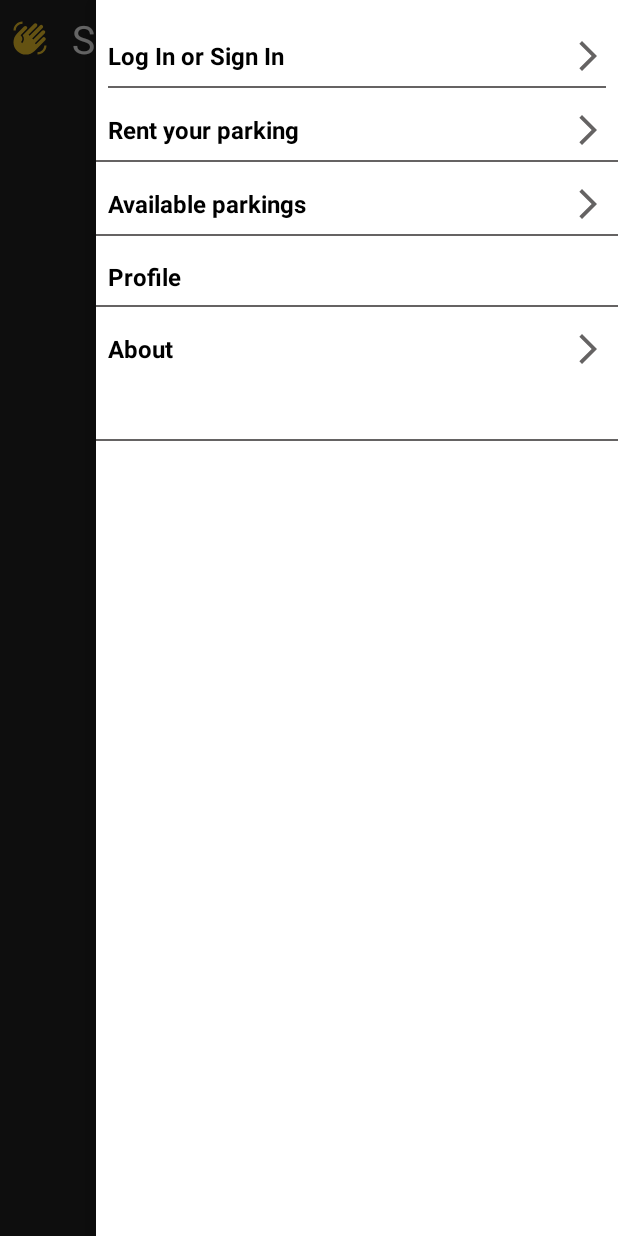
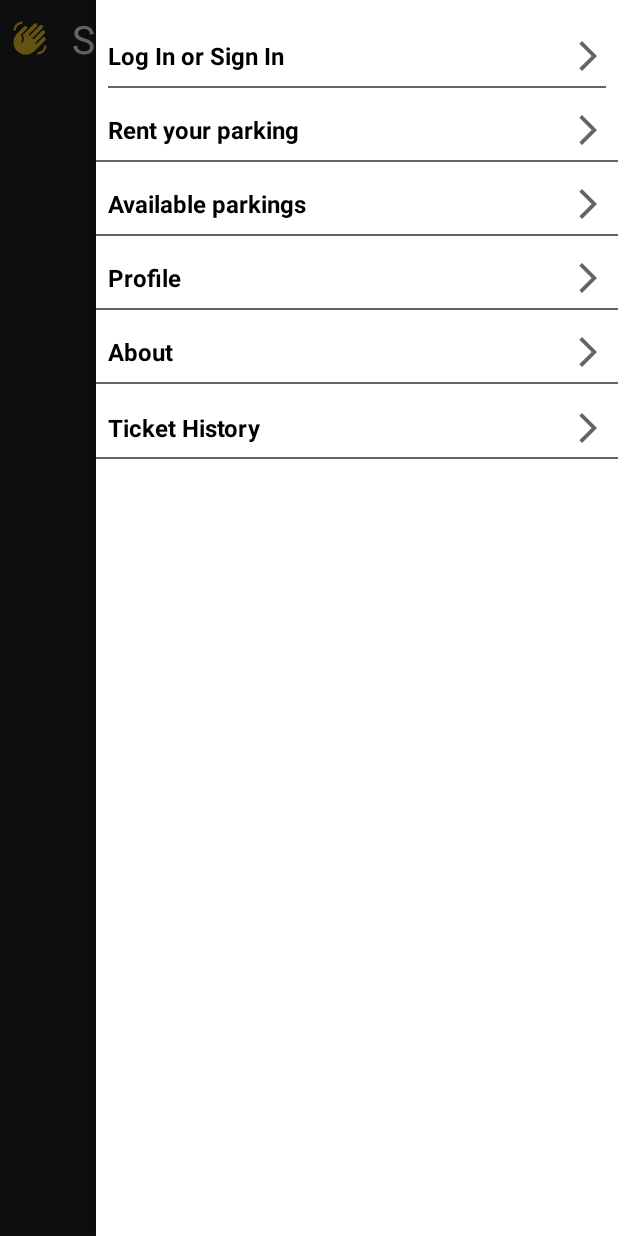
Before and after one commit to chandradeepkumar16/Pay2Park, an Android app: the screen it shows after launch once a user with an empty profile is signed in (UserAdminSelection), with the side drawer open, on a phone screen of 412 x 824 dp. Run offline under Robolectric (Android 15) with nearby library versions, the phone set to English and light mode, and no system bars; our stand-ins replace Firebase (no records; nobody signed in at launch, a user with empty details on screens opened directly).

```diff
--- a/app/src/main/java/com/example/pay2park/UserAdminFragment.java
+++ b/app/src/main/java/com/example/pay2park/UserAdminFragment.java
@@ -32,7 +32,7 @@ public class UserAdminFragment extends Fragment implements View.OnClickListener
 
     FirebaseAuth mauth;
 
-    private RelativeLayout loginSignup, rent_mypark, avl_park, profile;
+    private RelativeLayout loginSignup, rent_mypark, avl_park, profile ,user_ticket_history;
     private TextView your_orders, fav_orders, address_book, online_ordering_help, send_feedback, report_safety, rateus;
 
     @Override
@@ -74,6 +74,8 @@ public class UserAdminFragment extends Fragment implements View.OnClickListener
         rent_mypark = (RelativeLayout) view.findViewById(R.id.relativeLayout3);
         avl_park = (RelativeLayout) view.findViewById(R.id.relativeLayout4);
         profile=(RelativeLayout)view.findViewById(R.id.profile);
+        user_ticket_history=(RelativeLayout)view.findViewById(R.id.ticket_history);
+
 
 //        your_orders = (TextView) view.findViewById(R.id.your_orders);
 //        fav_orders = (TextView) view.findViewById(R.id.fav_orders);
@@ -99,6 +101,7 @@ public class UserAdminFragment extends Fragment implements View.OnClickListener
 //        rateus.setOnClickListener(this);
 
         profile.setOnClickListener(this);
+        user_ticket_history.setOnClickListener(this);
 
     }
     //RegisterParkingActivity
@@ -134,6 +137,11 @@ public class UserAdminFragment extends Fragment implements View.OnClickListener
                 Intent intent1= new Intent(getActivity(), ProfileActivity.class);
                 startActivity(intent1);
                 break;
+            case R.id.ticket_history:
+                Toast.makeText(getContext(), "Your Ticket History", Toast.LENGTH_SHORT).show();
+                Intent intent4=new Intent(getActivity(), User_ticket_history.class);
+                startActivity(intent4);
+
 
         }
     }
--- a/app/src/main/res/layout/layout_side_menu.xml
+++ b/app/src/main/res/layout/layout_side_menu.xml
@@ -167,6 +167,12 @@
                 android:textSize="16sp"
                 android:textStyle="bold" />
 
+            <ImageView
+                android:layout_width="24sp"
+                android:layout_height="24sp"
+                android:layout_alignParentEnd="true"
+                android:src="@drawable/ic_baseline_arrow_forward_ios_24"
+                app:tint="#656363" />
 
 
 
@@ -311,12 +317,73 @@
         android:id="@+id/divider4"
         android:layout_width="0dp"
         android:layout_height="1dp"
-        android:layout_marginTop="48dp"
+        android:layout_marginTop="8dp"
         android:background="#656363"
         app:layout_constraintEnd_toEndOf="parent"
         app:layout_constraintHorizontal_bias="0.0"
         app:layout_constraintStart_toStartOf="parent"
         app:layout_constraintTop_toBottomOf="@+id/linearLayout1" />
 
+    <LinearLayout
+        android:layout_width="match_parent"
+        android:layout_height="wrap_content"
+        android:orientation="vertical"
+        android:layout_marginStart="8dp"
+        android:layout_marginTop="116dp"
+        android:layout_marginEnd="8dp"
+        app:layout_constraintEnd_toEndOf="parent"
+        app:layout_constraintHorizontal_bias="1.0"
+        app:layout_constraintStart_toStartOf="parent"
+        app:layout_constraintTop_toBottomOf="@+id/divider2">
+
+
+    <RelativeLayout
+        android:id="@+id/ticket_history"
+        android:layout_width="match_parent"
+        android:layout_height="wrap_content"
+        tools:ignore="DuplicateIds">
+
+        <TextView
+            android:layout_width="wrap_content"
+            android:layout_height="wrap_content"
+            android:layout_alignParentStart="true"
+            android:layout_centerVertical="true"
+            android:text="Ticket History"
+            android:textColor="@color/black"
+            android:textSize="16sp"
+            android:textStyle="bold" />
+
+        <ImageView
+            android:layout_width="24sp"
+            android:layout_height="24sp"
+            android:layout_alignParentEnd="true"
+            android:src="@drawable/ic_baseline_arrow_forward_ios_24"
+            app:tint="#656363" />
+
+    </RelativeLayout>
+    </LinearLayout>
+
+    <View
+        android:id="@+id/divider5"
+        android:layout_width="0dp"
+        android:layout_height="1dp"
+        android:layout_marginTop="58dp"
+        android:background="#656363"
+        app:layout_constraintEnd_toEndOf="parent"
+        app:layout_constraintHorizontal_bias="0.0"
+        app:layout_constraintStart_toStartOf="parent"
+        app:layout_constraintTop_toBottomOf="@+id/linearLayout1"
+        tools:ignore="DuplicateIds" />
+
+
+
+
+
+
+
+
+
+
+
 
 </androidx.constraintlayout.widget.ConstraintLayout>
```
Also changed, not shown: app/src/main/AndroidManifest.xml (+3 -4 lines), app/src/main/java/com/example/pay2park/TicketGenerationActivity.java (+48 -1 lines), app/src/main/java/com/example/pay2park/User_ticket_history.java (added, +53 -0 lines), app/src/main/res/layout/activity_user_ticket_history.xml (added, +61 -0 lines).
